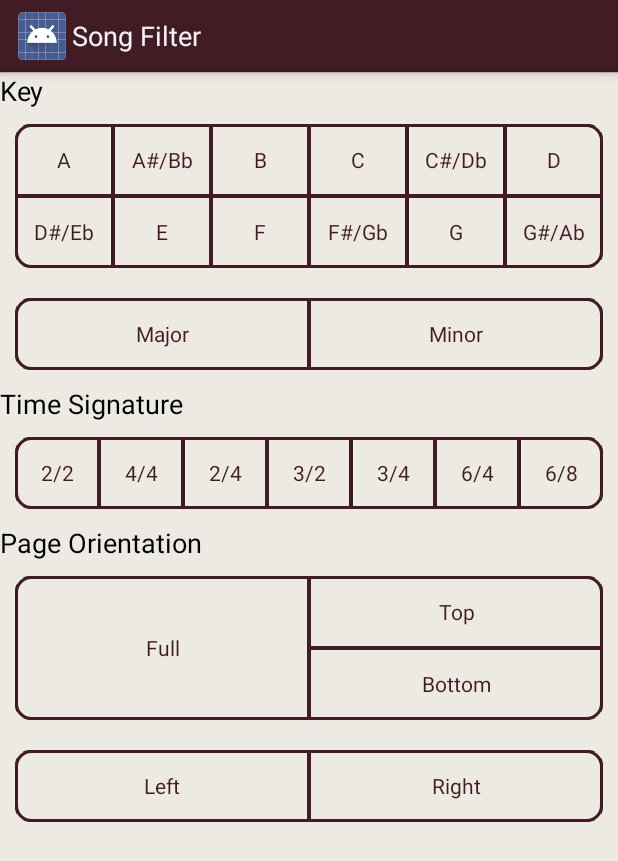
After one commit to fasolami/fasola_android, an Android app: the SongFilterActivity screen opened directly, with no data from a screen before it, on a phone screen of 412 x 824 dp. The commit adds this screen. Shown: the top 861 px of the screen. Run offline under Robolectric (Android 15) with nearby library versions, the phone set to English and light mode, and no system bars; libraries missing offline, so code that uses them is left out: com.github.mikephil.charting; 4 statements that could not run were skipped.

Commit message:
Initial layout for SongFilter

```diff
--- a/app/src/main/AndroidManifest.xml
+++ b/app/src/main/AndroidManifest.xml
@@ -63,6 +63,12 @@
 
         <activity android:name=".HelpActivity">
         </activity>
+
+        <activity
+            android:name=".SongFilterActivity"
+            android:label="@string/title_activity_song_filter"
+            android:windowSoftInputMode="adjustPan">
+        </activity>
     </application>
 
 </manifest>
--- a/app/src/main/java/org/fasola/fasolaminutes/MainActivity.java
+++ b/app/src/main/java/org/fasola/fasolaminutes/MainActivity.java
@@ -286,6 +286,15 @@ public class MainActivity extends SimpleTabActivity {
             // CASE WHEN can exclude rows, and NULL will make indexer break
             return query.where(SQL.INDEX_COLUMN, "IS NOT", "NULL");
         }
+
+        @Override
+        public boolean onOptionsItemSelected(MenuItem item) {
+            if (item.getItemId() == R.id.menu_filter) {
+                startActivity(new Intent(getActivity(), SongFilterActivity.class));
+                return true;
+            }
+            return super.onOptionsItemSelected(item);
+        }
     }
 
     public static class SingingListFragment extends CursorStickyListFragment {
--- /dev/null
+++ b/app/src/main/java/org/fasola/fasolaminutes/SongFilterActivity.java
@@ -0,0 +1,21 @@
+package org.fasola.fasolaminutes;
+
+import android.os.Build;
+import android.os.Bundle;
+
+public class SongFilterActivity extends BaseActivity {
+    @Override
+    protected void onCreate(Bundle savedInstanceState) {
+        super.onCreate(savedInstanceState);
+        setContentView(R.layout.fragment_song_filter);
+        // This should be set in the style, but apparently we can't use this in xml
+        // See: https://issuetracker.google.com/issues/37036728
+        if (Build.VERSION.SDK_INT >= Build.VERSION_CODES.LOLLIPOP) {
+            findViewById(R.id.key_layout).setClipToOutline(true);
+            findViewById(R.id.major_minor_layout).setClipToOutline(true);
+            findViewById(R.id.time_layout).setClipToOutline(true);
+            findViewById(R.id.page_orientation_layout).setClipToOutline(true);
+            findViewById(R.id.page_left_right_layout).setClipToOutline(true);
+        }
+    }
+}
--- /dev/null
+++ b/app/src/main/res/color/toggle_text.xml
@@ -0,0 +1,5 @@
+<?xml version="1.0" encoding="utf-8"?>
+<selector xmlns:android="http://schemas.android.com/apk/res/android">
+    <item android:color="@color/fasola_background" android:state_checked="true" />
+    <item android:color="@color/fasola_foreground" />
+</selector>
--- /dev/null
+++ b/app/src/main/res/drawable-v21/toggle_outline.xml
@@ -0,0 +1,8 @@
+<?xml version="1.0" encoding="utf-8"?>
+<shape xmlns:android="http://schemas.android.com/apk/res/android"
+    android:shape="rectangle">
+    <corners android:radius="10dp" />
+    <stroke
+        android:width="2dp"
+        android:color="@color/fasola_foreground" />
+</shape>
--- /dev/null
+++ b/app/src/main/res/drawable/toggle_background.xml
@@ -0,0 +1,14 @@
+<?xml version="1.0" encoding="utf-8"?>
+<selector xmlns:android="http://schemas.android.com/apk/res/android">
+    <item android:state_checked="true">
+        <shape android:shape="rectangle">
+            <stroke android:width="1dp" android:color="@color/fasola_foreground" />
+            <solid android:color="@color/fasola_foreground" />
+        </shape>
+    </item>
+    <item>
+        <shape android:shape="rectangle">
+            <stroke android:width="1dp" android:color="@color/fasola_foreground" />
+        </shape>
+    </item>
+</selector>
--- /dev/null
+++ b/app/src/main/res/drawable/toggle_outline.xml
@@ -0,0 +1,7 @@
+<?xml version="1.0" encoding="utf-8"?>
+<shape xmlns:android="http://schemas.android.com/apk/res/android" android:shape="rectangle">
+    <!-- clipToOutline was added in api 21, so older versions have to use a square outline -->
+    <stroke
+        android:width="2dp"
+        android:color="@color/fasola_foreground" />
+</shape>
--- /dev/null
+++ b/app/src/main/res/layout/fragment_song_filter.xml
@@ -0,0 +1,304 @@
+<?xml version="1.0" encoding="utf-8"?>
+<ScrollView xmlns:android="http://schemas.android.com/apk/res/android"
+    xmlns:app="http://schemas.android.com/apk/res-auto"
+    android:layout_width="match_parent"
+    android:layout_height="match_parent">
+
+    <LinearLayout
+        android:layout_width="match_parent"
+        android:layout_height="wrap_content"
+        android:orientation="vertical">
+
+        <TextView
+            android:layout_width="match_parent"
+            android:layout_height="wrap_content"
+            android:text="Key"
+            android:textAppearance="@android:style/TextAppearance.Holo.Medium" />
+
+        <TableLayout
+            android:id="@+id/key_layout"
+            style="@style/FasolaToggleLayout"
+            android:layout_width="match_parent"
+            android:layout_height="wrap_content"
+            android:layout_margin="10dp"
+            android:orientation="horizontal">
+
+            <TableRow>
+
+                <CheckBox
+                    android:id="@+id/key_a"
+                    style="@style/FasolaToggle"
+                    android:layout_width="0dp"
+                    android:layout_height="wrap_content"
+                    android:layout_weight="1"
+                    android:text="A" />
+
+                <CheckBox
+                    android:id="@+id/key_b_flat"
+                    style="@style/FasolaToggle"
+                    android:layout_width="0dp"
+                    android:layout_height="wrap_content"
+                    android:layout_weight="1"
+                    android:text="A#/Bb" />
+
+                <CheckBox
+                    android:id="@+id/key_b"
+                    style="@style/FasolaToggle"
+                    android:layout_width="0dp"
+                    android:layout_height="wrap_content"
+                    android:layout_weight="1"
+                    android:text="B" />
+
+                <CheckBox
+                    android:id="@+id/key_c"
+                    style="@style/FasolaToggle"
+                    android:layout_width="0dp"
+                    android:layout_height="wrap_content"
+                    android:layout_weight="1"
+                    android:text="C" />
+
+                <CheckBox
+                    android:id="@+id/key_d_flat"
+                    style="@style/FasolaToggle"
+                    android:layout_width="0dp"
+                    android:layout_height="wrap_content"
+                    android:layout_weight="1"
+                    android:text="C#/Db" />
+
+                <CheckBox
+                    android:id="@+id/key_d"
+                    style="@style/FasolaToggle"
+                    android:layout_width="0dp"
+                    android:layout_height="wrap_content"
+                    android:layout_weight="1"
+                    android:text="D" />
+
+            </TableRow>
+
+            <TableRow>
+
+                <CheckBox
+                    android:id="@+id/key_e_flat"
+                    style="@style/FasolaToggle"
+                    android:layout_width="0dp"
+                    android:layout_height="wrap_content"
+                    android:layout_weight="1"
+                    android:text="D#/Eb" />
+
+                <CheckBox
+                    android:id="@+id/key_e"
+                    style="@style/FasolaToggle"
+                    android:layout_width="0dp"
+                    android:layout_height="wrap_content"
+                    android:layout_weight="1"
+                    android:text="E" />
+
+                <CheckBox
+                    android:id="@+id/key_f"
+                    style="@style/FasolaToggle"
+                    android:layout_width="0dp"
+                    android:layout_height="wrap_content"
+                    android:layout_weight="1"
+                    android:text="F" />
+
+                <CheckBox
+                    android:id="@+id/key_f_sharp"
+                    style="@style/FasolaToggle"
+                    android:layout_width="0dp"
+                    android:layout_height="wrap_content"
+                    android:layout_weight="1"
+                    android:text="F#/Gb" />
+
+                <CheckBox
+                    android:id="@+id/key_g"
+                    style="@style/FasolaToggle"
+                    android:layout_width="0dp"
+                    android:layout_height="wrap_content"
+                    android:layout_weight="1"
+                    android:text="G" />
+
+                <CheckBox
+                    android:id="@+id/key_a_flat"
+                    style="@style/FasolaToggle"
+                    android:layout_width="0dp"
+                    android:layout_height="wrap_content"
+                    android:layout_weight="1"
+                    android:text="G#/Ab" />
+
+            </TableRow>
+        </TableLayout>
+
+
+        <LinearLayout
+            android:id="@+id/major_minor_layout"
+            style="@style/FasolaToggleLayout"
+            android:layout_width="match_parent"
+            android:layout_height="wrap_content"
+            android:layout_margin="10dp"
+            android:orientation="horizontal">
+
+            <CheckBox
+                android:id="@+id/key_major"
+                style="@style/FasolaToggle"
+                android:layout_width="0dp"
+                android:layout_height="wrap_content"
+                android:layout_weight="1"
+                android:text="Major" />
+
+            <CheckBox
+                android:id="@+id/key_minor"
+                style="@style/FasolaToggle"
+                android:layout_width="0dp"
+                android:layout_height="wrap_content"
+                android:layout_weight="1"
+                android:text="Minor" />
+
+        </LinearLayout>
+
+        <TextView
+            android:layout_width="match_parent"
+            android:layout_height="wrap_content"
+            android:text="Time Signature"
+            android:textAppearance="@android:style/TextAppearance.Holo.Medium" />
+
+        <LinearLayout
+            android:id="@+id/time_layout"
+            style="@style/FasolaToggleLayout"
+            android:layout_width="match_parent"
+            android:layout_height="wrap_content"
+            android:layout_margin="10dp"
+            android:orientation="horizontal">
+
+            <CheckBox
+                android:id="@+id/time_2_2"
+                style="@style/FasolaToggle"
+                android:layout_width="0dp"
+                android:layout_height="wrap_content"
+                android:layout_weight="1"
+                android:text="2/2" />
+
+            <CheckBox
+                android:id="@+id/time_4_4"
+                style="@style/FasolaToggle"
+                android:layout_width="0dp"
+                android:layout_height="wrap_content"
+                android:layout_weight="1"
+                android:text="4/4" />
+
+
+            <CheckBox
+                android:id="@+id/time_2_4"
+                style="@style/FasolaToggle"
+                android:layout_width="0dp"
+                android:layout_height="wrap_content"
+                android:layout_weight="1"
+                android:text="2/4" />
+
+
+            <CheckBox
+                android:id="@+id/time_3_2"
+                style="@style/FasolaToggle"
+                android:layout_width="0dp"
+                android:layout_height="wrap_content"
+                android:layout_weight="1"
+                android:text="3/2" />
+
+            <CheckBox
+                android:id="@+id/time_3_4"
+                style="@style/FasolaToggle"
+                android:layout_width="0dp"
+                android:layout_height="wrap_content"
+                android:layout_weight="1"
+                android:text="3/4" />
+
+            <CheckBox
+                android:id="@+id/time_6_4"
+                style="@style/FasolaToggle"
+                android:layout_width="0dp"
+                android:layout_height="wrap_content"
+                android:layout_weight="1"
+                android:text="6/4" />
+
+            <CheckBox
+                android:id="@+id/time_6_8"
+                style="@style/FasolaToggle"
+                android:layout_width="0dp"
+                android:layout_height="wrap_content"
+                android:layout_weight="1"
+                android:text="6/8" />
+
+        </LinearLayout>
+
+        <TextView
+            android:layout_width="match_parent"
+            android:layout_height="wrap_content"
+            android:text="Page Orientation"
+            android:textAppearance="@android:style/TextAppearance.Holo.Medium" />
+
+        <LinearLayout
+            android:id="@+id/page_orientation_layout"
+            style="@style/FasolaToggleLayout"
+            android:layout_width="match_parent"
+            android:layout_height="wrap_content"
+            android:layout_margin="10dp"
+            android:orientation="horizontal">
+
+            <CheckBox
+                android:id="@+id/page_full"
+                style="@style/FasolaToggle"
+                android:layout_width="0dp"
+                android:layout_height="match_parent"
+                android:layout_weight="1"
+                android:text="Full" />
+
+            <LinearLayout
+                android:layout_width="0dp"
+                android:layout_height="wrap_content"
+                android:layout_weight="1"
+                android:orientation="vertical">
+
+                <CheckBox
+                    android:id="@+id/page_top"
+                    style="@style/FasolaToggle"
+                    android:layout_width="match_parent"
+                    android:layout_height="wrap_content"
+                    android:text="Top" />
+
+                <CheckBox
+                    android:id="@+id/page_bottom"
+                    style="@style/FasolaToggle"
+                    android:layout_width="match_parent"
+                    android:layout_height="wrap_content"
+                    android:text="Bottom" />
+
+            </LinearLayout>
+        </LinearLayout>
+
+        <LinearLayout
+            android:id="@+id/page_left_right_layout"
+            style="@style/FasolaToggleLayout"
+            android:layout_width="match_parent"
+            android:layout_height="wrap_content"
+            android:layout_margin="10dp"
+            android:orientation="horizontal">
+
+            <CheckBox
+                android:id="@+id/page_left"
+                style="@style/FasolaToggle"
+                android:layout_width="0dp"
+                android:layout_height="wrap_content"
+                android:layout_weight="1"
+                android:text="Left" />
+
+            <CheckBox
+                android:id="@+id/page_right"
+                style="@style/FasolaToggle"
+                android:layout_width="0dp"
+                android:layout_height="wrap_content"
+                android:layout_weight="1"
+                android:text="Right" />
+
+        </LinearLayout>
+
+    </LinearLayout>
+</ScrollView>
--- a/app/src/main/res/values/strings.xml
+++ b/app/src/main/res/values/strings.xml
@@ -104,4 +104,5 @@
     <string name="menu_about">About</string>
     <string name="menu_leader_corrections">Submit a correction</string>
     <string name="menu_filter">Filter</string>
+    <string name="title_activity_song_filter">Song Filter</string>
 </resources>
--- a/app/src/main/res/values/styles.xml
+++ b/app/src/main/res/values/styles.xml
@@ -41,4 +41,13 @@
         <item name="android:minWidth">48dip</item>
     </style>
 
+    <!-- Flat Toggle Buttons -->
+    <style name="FasolaToggleLayout">
+        <item name="android:background">@drawable/toggle_outline</item>
+    </style>
+    <style name="FasolaToggle" parent="@android:style/Widget.Holo.Light.Button.Toggle">
+        <item name="android:background">@drawable/toggle_background</item>
+        <item name="android:textColor">@color/toggle_text</item>
+        <item name="android:button">@null</item> <!-- hide the actual check box -->
+    </style>
 </resources>
```
